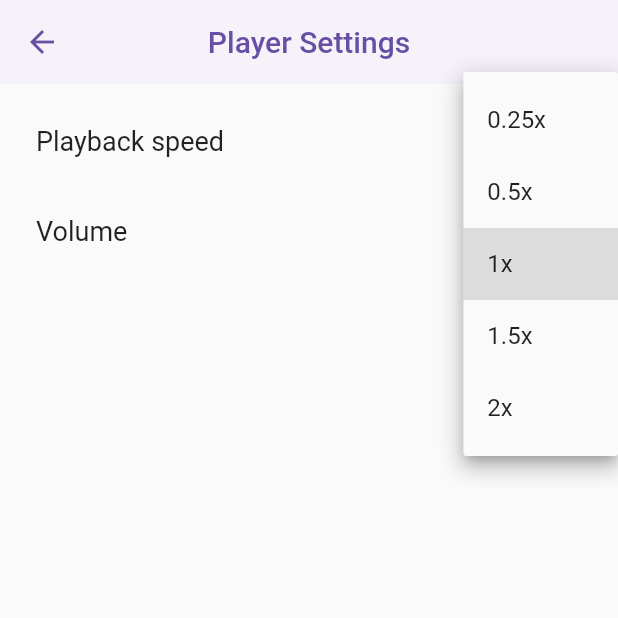
After one commit to InnoSWP/BS21-02-Memorizer, a Flutter app: the PlayerSettingsScreen screen opened by its route, after a tap on "1x", on a phone screen of 412 x 824 dp, the top half of it. The commit adds this screen. Run offline on Flutter 3.47's test engine with Material 2 defaults, Android fonts, the phone set to English and light mode, and no system bars; our stand-ins replace file_picker, flutter_tts, scrollable_positioned_list; missing offline and left inert: pdf_text; network calls fail.

Commit message:
add settings

```diff
--- /dev/null
+++ b/lib/providers/settings_provider.dart
@@ -0,0 +1,34 @@
+import 'package:flutter/foundation.dart';
+
+class SettingsProvider extends ChangeNotifier {
+  final _settings = Settings(1, 1, 1);
+  SettingsProvider();
+
+  void changeVolume(double volume) {
+    _settings.volume = volume;
+    print(_settings.volume);
+    notifyListeners();
+  }
+
+  void changeSpeed(double speed) {
+    _settings.speed = speed;
+    print(speed);
+    notifyListeners();
+  }
+
+  void changeRepetitions(int repetitions) {
+    _settings.repetitions = repetitions;
+    print(_settings.repetitions);
+    notifyListeners();
+  }
+
+  Settings get settings => settings;
+}
+
+class Settings {
+  double volume;
+  double speed;
+  int repetitions;
+
+  Settings(this.volume, this.speed, this.repetitions);
+}
--- a/lib/screens/player_screen.dart
+++ b/lib/screens/player_screen.dart
@@ -1,4 +1,5 @@
 import 'package:flutter/material.dart';
+import 'package:memorizer_flutter/screens/player_settings_screen.dart';
 import 'package:memorizer_flutter/server/server_provider.dart';
 import 'package:provider/provider.dart';
 import 'package:scrollable_positioned_list/scrollable_positioned_list.dart';
@@ -79,7 +80,7 @@ class _PlayerScreenState extends State<PlayerScreen> {
                   shape: CircleBorder(),
                 ),
                 child: IconButton(
-                    onPressed: () => print("Settings"),
+                    onPressed: () => Navigator.of(context).pushNamed(PlayerSettingsScreen.routeName),
                     icon: Icon(Icons.settings),
                     color: Color(0xff4f378b),
                     iconSize: 30),
--- /dev/null
+++ b/lib/screens/player_settings_screen.dart
@@ -0,0 +1,127 @@
+import 'dart:ui';
+
+import 'package:flutter/material.dart';
+import 'package:flutter/src/foundation/key.dart';
+import 'package:flutter/src/widgets/framework.dart';
+import 'package:memorizer_flutter/providers/settings_provider.dart';
+import 'package:provider/provider.dart';
+
+import '../theme.dart';
+
+class PlayerSettingsScreen extends StatefulWidget {
+  static const routeName = '/player-settings';
+  const PlayerSettingsScreen({Key? key}) : super(key: key);
+
+  @override
+  State<PlayerSettingsScreen> createState() => _PlayerSettingsScreenState();
+}
+
+class _PlayerSettingsScreenState extends State<PlayerSettingsScreen> {
+  String _speedValue = '1x';
+  String _volumeValue = '50%';
+
+  static const Map<String, double> _speedMap = {
+    '0.25x': 0.25,
+    '0.5x': 0.5,
+    '1x': 1,
+    '1.5x': 1.5,
+    '2x': 2,
+  };
+
+  static const Map<String, double> _volumeMap = {
+    '10%': 0.1,
+    '25%': 0.25,
+    '50%': 0.5,
+    '75%': 0.75,
+    '100%': 1,
+  };
+
+  @override
+  Widget build(BuildContext context) {
+    return Scaffold(
+      appBar: AppBar(
+        backgroundColor: kTextBoxColor,
+        elevation: 0,
+        centerTitle: true,
+        title: const Text('Player Settings',
+            style: TextStyle(color: kMainButtonColor)),
+        leading: IconButton(
+          icon: const Icon(
+            Icons.arrow_back,
+            color: kMainButtonColor,
+          ),
+          onPressed: () {
+            Navigator.of(context).pop();
+          },
+        ),
+      ),
+      body: Padding(
+        padding: const EdgeInsets.all(8.0),
+        child: Column(
+          children: [
+            SettingsRow(
+              'Playback speed',
+              DropdownButton(
+                value: _speedValue,
+                onChanged: (String? newValue) {
+                  setState(() {
+                    _speedValue = newValue!;
+                    Provider.of<SettingsProvider>(context, listen: false)
+                        .changeSpeed(_speedMap[_speedValue]!);
+                  });
+                },
+                items: <String>['0.25x', '0.5x', '1x', '1.5x', '2x']
+                    .map<DropdownMenuItem<String>>((String value) {
+                  return DropdownMenuItem<String>(
+                    value: value,
+                    child: Text(value),
+                  );
+                }).toList(),
+              ),
+            ),
+            SettingsRow(
+              'Volume',
+              DropdownButton(
+                value: _volumeValue,
+                onChanged: (String? newValue) {
+                  setState(() {
+                    _volumeValue = newValue!;
+                    Provider.of<SettingsProvider>(context, listen: false)
+                        .changeSpeed(_volumeMap[_volumeValue]!);
+                  });
+                },
+                items: <String>['10%', '25%', '50%', '75%', '100%']
+                    .map<DropdownMenuItem<String>>((String value) {
+                  return DropdownMenuItem<String>(
+                    value: value,
+                    child: Text(value),
+                  );
+                }).toList(),
+              ),
+            ),
+          ],
+        ),
+      ),
+    );
+  }
+}
+
+class SettingsRow extends StatelessWidget {
+  final String title;
+  final Widget action;
+  const SettingsRow(this.title, this.action, {Key? key}) : super(key: key);
+
+  @override
+  Widget build(BuildContext context) {
+    return Container(
+      width: double.infinity,
+      height: 60,
+      padding: const EdgeInsets.symmetric(vertical: 8, horizontal: 16),
+      child: Row(
+        mainAxisAlignment: MainAxisAlignment.spaceBetween,
+        crossAxisAlignment: CrossAxisAlignment.center,
+        children: [Text(title, style: TextStyle(fontSize: 18)), action],
+      ),
+    );
+  }
+}
```
Also changed, not shown: lib/main.dart (+7 -0 lines), lib/screens/main_screen.dart (+5 -2 lines), lib/screens/main_settings_screen.dart (added, +64 -0 lines).
